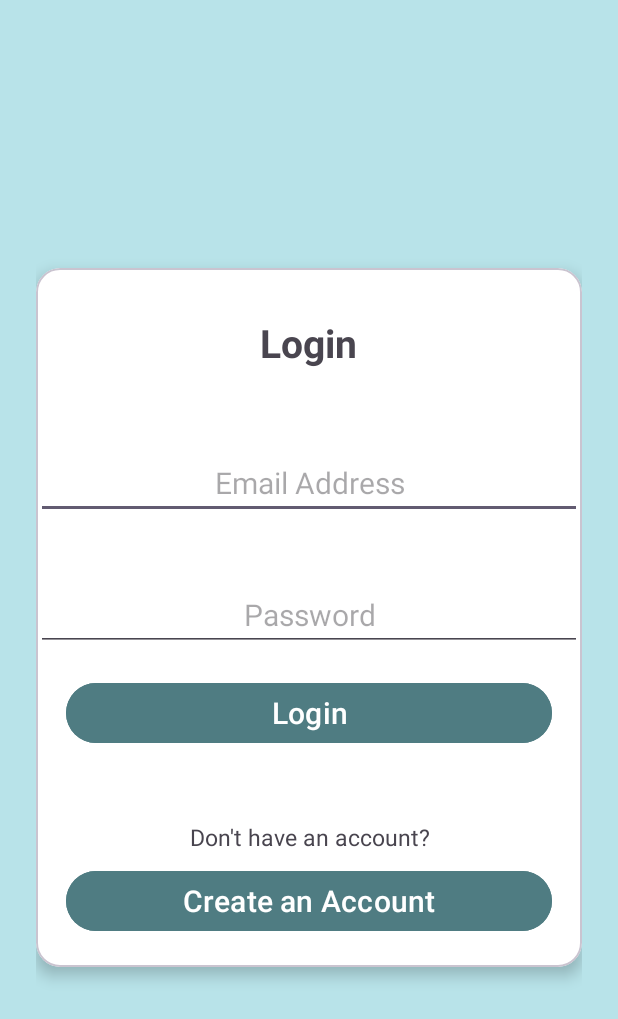
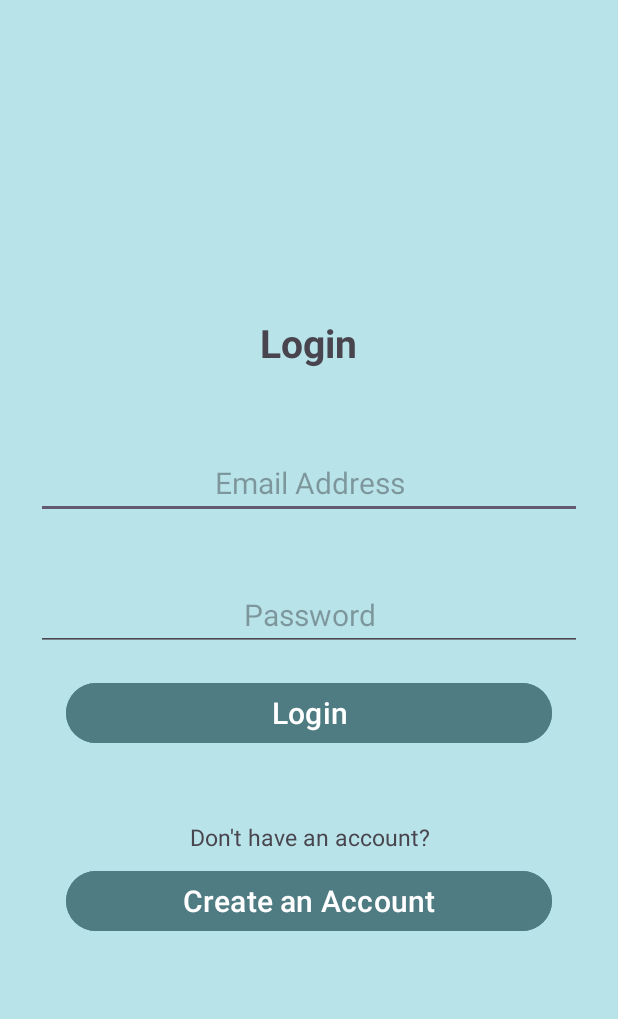
Before and after one commit to NeelMaddu268/CS2340_F25_Team6, an Android app: the MainActivity screen opened directly, with no data from a screen before it, on a phone screen of 412 x 824 dp. Shown: the top 1019 px of the screen. Run offline under Robolectric (Android 15) with nearby library versions, the phone set to English and light mode, and no system bars.

Commit message:
Made fixes to the project. It was using another androidx.activity:activity:1.11.0, which was not supported on the version of the project. Replaced the Material Card View with a normal linear layout

```diff
--- a/Project/Sprint0.5-main/app/build.gradle
+++ b/Project/Sprint0.5-main/app/build.gradle
@@ -36,7 +36,6 @@ dependencies {
     implementation 'androidx.constraintlayout:constraintlayout:2.1.4'
     implementation 'com.google.firebase:firebase-database:22.0.1'
     implementation 'com.google.firebase:firebase-auth:24.0.1'
-    implementation 'androidx.activity:activity:1.11.0'
     testImplementation 'junit:junit:4.13.2'
     androidTestImplementation 'androidx.test.ext:junit:1.1.5'
     androidTestImplementation 'androidx.test.espresso:espresso-core:3.5.1'
--- a/Project/Sprint0.5-main/app/src/main/res/layout/activity_login.xml
+++ b/Project/Sprint0.5-main/app/src/main/res/layout/activity_login.xml
@@ -9,18 +9,6 @@
     android:orientation="vertical"
     android:padding="24dp"
     tools:context=".view.LoginActivity">
-
-    <com.google.android.material.card.MaterialCardView
-        android:layout_width="match_parent"
-        android:layout_height="wrap_content"
-        app:cardCornerRadius="16dp"
-        app:cardElevation="6dp"
-        android:padding="24dp"
-        android:backgroundTint="@color/white">
-        <LinearLayout
-            android:layout_width="match_parent"
-            android:layout_height="wrap_content"
-            android:orientation="vertical">
 
         <TextView
             android:id="@+id/login_text"
@@ -101,5 +89,3 @@
             android:layout_marginStart="20dp"
             android:backgroundTint="#4F7C82"/>
 </LinearLayout>
-    </com.google.android.material.card.MaterialCardView>
-</LinearLayout>
```
Lines whose indentation alone changed are shown as unchanged.
